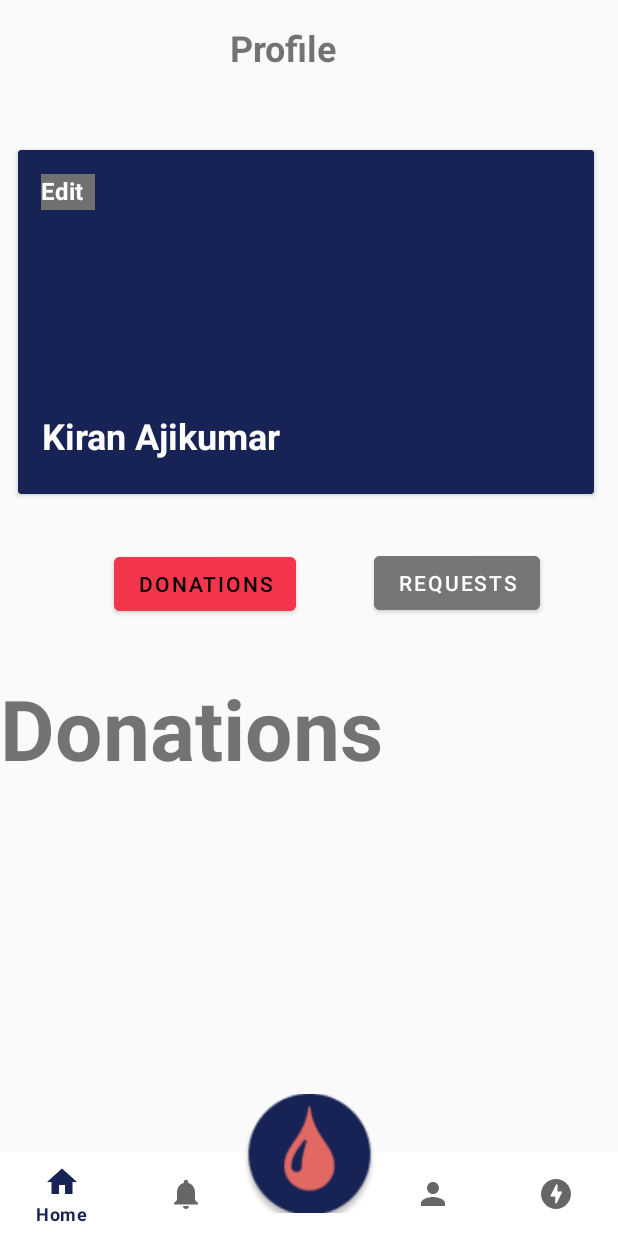
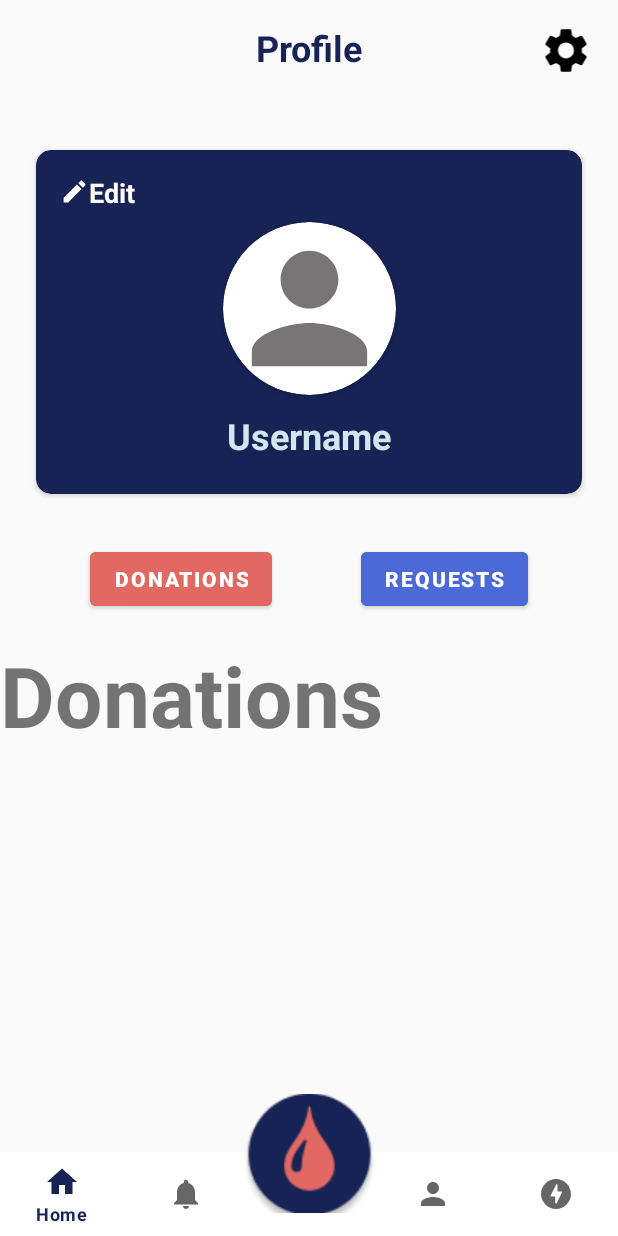
Before and after one commit to kiranajik/drops, an Android app: the fragment ProfileFragment placed in its activity, on a phone screen of 412 x 824 dp. Run offline under Robolectric (Android 15) with nearby library versions, the phone set to English and light mode, and no system bars; our stand-ins replace Firebase (no records; nobody signed in at launch, a user with empty details on screens opened directly).

Commit message:
Donation YES confirmation and some ui

```diff
--- a/app/src/main/java/co/kirel/drops/DonationSuccess.java
+++ b/app/src/main/java/co/kirel/drops/DonationSuccess.java
@@ -19,8 +19,8 @@ public class DonationSuccess extends AppCompatActivity {
             @Override
             public void run() {
                 // This method will be executed once the timer is over
-                Intent i = new Intent(DonationSuccess.this, hospital_home.class);
-                startActivity(i);
+//                Intent i = new Intent(DonationSuccess.this, hospital_home.class);
+//                startActivity(i);
                 finish();
             }
         }, 4000);
--- a/app/src/main/java/co/kirel/drops/HosOrgScanner.java
+++ b/app/src/main/java/co/kirel/drops/HosOrgScanner.java
@@ -103,6 +103,7 @@ public class HosOrgScanner extends Fragment {
         options.setBeepEnabled(true);
         options.setOrientationLocked(true);
         options.setCaptureActivity(ScannerActivity.class);
+        options.setBarcodeImageEnabled(true);
         barLauncher.launch(options);
     }
 
--- a/app/src/main/java/co/kirel/drops/ProfileFragment.java
+++ b/app/src/main/java/co/kirel/drops/ProfileFragment.java
@@ -4,24 +4,44 @@ import android.graphics.Color;
 import android.os.Bundle;
 
 
-
+import android.util.Log;
 import android.view.LayoutInflater;
 import android.view.View;
 import android.view.ViewGroup;
 import android.widget.Button;
+import android.widget.TextView;
 
+import androidx.annotation.NonNull;
 import androidx.fragment.app.Fragment;
 import androidx.fragment.app.FragmentManager;
 import androidx.fragment.app.FragmentTransaction;
 
-import co.kirel.drops.databinding.ActivityDonorHomeBinding;
+import com.google.android.gms.tasks.OnCompleteListener;
+import com.google.android.gms.tasks.Task;
+import com.google.firebase.firestore.DocumentReference;
+import com.google.firebase.firestore.DocumentSnapshot;
+import com.google.firebase.firestore.FirebaseFirestore;
 
 public class ProfileFragment extends Fragment {
     Button donation, request;
+    View view;
+    String pname;
+    FirebaseFirestore firestore;
+    TextView unamep;
 
-    View view;
+    public ProfileFragment() {
+        // Required empty public constructor
+    }
 
+    public static ProfileFragment newInstance(String param1, String param2) {
+        ProfileFragment profileFragment = new ProfileFragment();
+        return profileFragment;
+    }
 
+    @Override
+    public void onCreate(Bundle savedInstanceState) {
+        super.onCreate(savedInstanceState);
+    }
 
     @Override
     public View onCreateView(LayoutInflater inflater, ViewGroup container,
@@ -30,15 +50,41 @@ public class ProfileFragment extends Fragment {
         view = inflater.inflate(R.layout.fragment_profile, container, false);
         super.onCreate(savedInstanceState);
         replaceFragment(new DonationsFragment());
+
+        firestore=FirebaseFirestore.getInstance();
+
+        donor_home activity = (donor_home) getActivity();
+        String myEmail = activity.getMyData();
+
         donation = view.findViewById(R.id.donationbtn);
         request = view.findViewById(R.id.requestbtn);
+        unamep = view.findViewById(R.id.profileuname);
+
+        DocumentReference docRef = firestore.collection("Donor").document(myEmail);
+        docRef.get().addOnCompleteListener(new OnCompleteListener<DocumentSnapshot>() {
+            @Override
+            public void onComplete(@NonNull Task<DocumentSnapshot> task) {
+                if (task.isSuccessful()) {
+                    DocumentSnapshot document = task.getResult();
+                    if (document.exists()) {
+                        pname= document.getString("Name");
+                        unamep.setText(pname);
+                    } else {
+                        Log.d("error", "No such document");
+                    }
+                } else {
+                    Log.d("error", "get failed with ", task.getException());
+                }
+            }
+        });
+
         donation.setOnClickListener(new View.OnClickListener() {
             @Override
             public void onClick(View view) {
                 replaceFragment(new DonationsFragment());
-                donation.setBackgroundColor(Color.RED);
-                donation.setTextColor(Color.BLACK);
-                request.setBackgroundColor(Color.GRAY);
+                donation.setBackgroundColor(Color.parseColor("#E26864"));
+                donation.setTextColor(Color.WHITE);
+                request.setBackgroundColor(Color.parseColor("#4B69D7"));
                 request.setTextColor(Color.WHITE);
             }
 
@@ -47,9 +93,9 @@ public class ProfileFragment extends Fragment {
             @Override
             public void onClick(View view) {
                 replaceFragment(new RequestsFragment());
-                request.setBackgroundColor(Color.RED);
-                request.setTextColor(Color.BLACK);
-                donation.setBackgroundColor(Color.GRAY);
+                request.setBackgroundColor(Color.parseColor("#E26864"));
+                request.setTextColor(Color.WHITE);
+                donation.setBackgroundColor(Color.parseColor("#4B69D7"));
                 donation.setTextColor(Color.WHITE);
             }
         });
--- a/app/src/main/java/co/kirel/drops/new_Req.java
+++ b/app/src/main/java/co/kirel/drops/new_Req.java
@@ -72,7 +72,9 @@ public class new_Req extends AppCompatActivity {
                 int month = c.get(Calendar.MONTH);
                 int day = c.get(Calendar.DAY_OF_MONTH);
 
-                DatePickerDialog datePickerDialog = new DatePickerDialog(new_Req.this,new DatePickerDialog.OnDateSetListener() {
+                DatePickerDialog datePickerDialog =
+                        new DatePickerDialog(new_Req.this,
+                                new DatePickerDialog.OnDateSetListener() {
                             @Override
                             public void onDateSet(DatePicker view, int year,
                                                   int monthOfYear, int dayOfMonth) {
--- /dev/null
+++ b/app/src/main/res/drawable/ic_baseline_bloodtype_24.xml
@@ -0,0 +1,5 @@
+<vector android:height="24dp" android:tint="#CE1616"
+    android:viewportHeight="24" android:viewportWidth="24"
+    android:width="24dp" xmlns:android="http://schemas.android.com/apk/res/android">
+    <path android:fillColor="@android:color/white" android:pathData="M12,2c-5.33,4.55 -8,8.48 -8,11.8c0,4.98 3.8,8.2 8,8.2s8,-3.22 8,-8.2C20,10.48 17.33,6.55 12,2zM15,18H9v-2h6V18zM15,13h-2v2h-2v-2H9v-2h2V9h2v2h2V13z"/>
+</vector>
--- /dev/null
+++ b/app/src/main/res/drawable/ic_baseline_edit_24.xml
@@ -0,0 +1,5 @@
+<vector android:height="19dp" android:tint="#FFFFFF"
+    android:viewportHeight="24" android:viewportWidth="24"
+    android:width="19dp" xmlns:android="http://schemas.android.com/apk/res/android">
+    <path android:fillColor="@android:color/white" android:pathData="M3,17.25V21h3.75L17.81,9.94l-3.75,-3.75L3,17.25zM20.71,7.04c0.39,-0.39 0.39,-1.02 0,-1.41l-2.34,-2.34c-0.39,-0.39 -1.02,-0.39 -1.41,0l-1.83,1.83 3.75,3.75 1.83,-1.83z"/>
+</vector>
--- a/app/src/main/res/layout/activity_donor_signup.xml
+++ b/app/src/main/res/layout/activity_donor_signup.xml
@@ -118,7 +118,7 @@
         app:srcCompat="@drawable/google" />
 
     <TextView
-        android:id="@+id/textView6"
+        android:id="@+id/profileuname"
         android:layout_width="wrap_content"
         android:layout_height="wrap_content"
         android:layout_marginTop="620dp"
--- a/app/src/main/res/layout/activity_org_signup.xml
+++ b/app/src/main/res/layout/activity_org_signup.xml
@@ -117,7 +117,7 @@
         app:srcCompat="@drawable/facebook" />
 
     <TextView
-        android:id="@+id/textView6"
+        android:id="@+id/profileuname"
         android:layout_width="wrap_content"
         android:layout_height="wrap_content"
         android:layout_marginTop="636dp"
--- a/app/src/main/res/layout/fragment_profile.xml
+++ b/app/src/main/res/layout/fragment_profile.xml
@@ -7,7 +7,6 @@
     android:background="#FBFAFA"
     tools:context=".ProfileFragment">
 
-    <!-- TODO: Update blank fragment layout -->
     <androidx.constraintlayout.widget.ConstraintLayout
         android:layout_width="match_parent"
         android:layout_height="match_parent">
@@ -17,6 +16,8 @@
             android:layout_width="105dp"
             android:layout_height="33dp"
             android:text="Profile"
+            android:textAlignment="center"
+            android:textColor="@color/nd2_prim"
             android:textSize="24sp"
             android:textStyle="bold"
             app:layout_constraintBottom_toBottomOf="parent"
@@ -35,101 +36,124 @@
             app:layout_constraintStart_toStartOf="parent"
             app:layout_constraintTop_toTopOf="parent"
             app:layout_constraintVertical_bias="0.022"
-            tools:srcCompat="@tools:sample/avatars" />
+            android:src="@drawable/ic_baseline_settings_24"/>
 
         <androidx.cardview.widget.CardView
             android:id="@+id/cardView5"
-            android:layout_width="384dp"
+            android:layout_width="364dp"
             android:layout_height="229dp"
-            android:layout_marginStart="12dp"
             app:cardBackgroundColor="#172255"
             app:layout_constraintBottom_toBottomOf="parent"
+            app:layout_constraintEnd_toEndOf="parent"
             app:layout_constraintStart_toStartOf="parent"
             app:layout_constraintTop_toTopOf="parent"
-            app:layout_constraintVertical_bias="0.186">
+            app:layout_constraintVertical_bias="0.186"
+            app:cardCornerRadius="10dp">
 
             <androidx.constraintlayout.widget.ConstraintLayout
                 android:layout_width="match_parent"
                 android:layout_height="match_parent">
 
-                <ImageView
-                    android:id="@+id/imageView10"
-                    android:layout_width="221dp"
-                    android:layout_height="195dp"
-                    app:layout_constraintBottom_toBottomOf="parent"
-                    app:layout_constraintEnd_toEndOf="parent"
-                    app:layout_constraintHorizontal_bias="0.503"
-                    app:layout_constraintStart_toStartOf="parent"
-                    app:layout_constraintTop_toTopOf="parent"
-                    app:layout_constraintVertical_bias="1.0"
-                    tools:srcCompat="@tools:sample/avatars" />
 
                 <TextView
-                    android:id="@+id/textView6"
+                    android:id="@+id/profileuname"
                     android:layout_width="203dp"
                     android:layout_height="39dp"
-                    android:text="Kiran Ajikumar"
+                    android:hint="Username"
+                    android:textAlignment="center"
                     android:textColor="#FCFCFC"
+                    android:textColorHint="#D0E7ED"
                     android:textSize="24sp"
                     android:textStyle="bold"
                     app:layout_constraintBottom_toBottomOf="parent"
                     app:layout_constraintEnd_toEndOf="parent"
-                    app:layout_constraintHorizontal_bias="0.088"
+                    app:layout_constraintHorizontal_bias="0.503"
                     app:layout_constraintStart_toStartOf="parent"
                     app:layout_constraintTop_toTopOf="parent"
                     app:layout_constraintVertical_bias="0.915" />
 
                 <TextView
                     android:id="@+id/textView7"
-                    android:layout_width="36dp"
-                    android:layout_height="24dp"
-                    android:background="#717070"
+                    android:layout_width="88dp"
+                    android:layout_height="23dp"
+                    android:drawableLeft="@drawable/ic_baseline_edit_24"
                     android:text="Edit"
-                    android:textColor="#FCFCFC"
-                    android:textSize="16sp"
+                    android:textColor="@color/white"
+                    android:textSize="18sp"
                     android:textStyle="bold"
                     app:layout_constraintBottom_toBottomOf="parent"
                     app:layout_constraintEnd_toEndOf="parent"
-                    app:layout_constraintHorizontal_bias="0.045"
+                    app:layout_constraintHorizontal_bias="0.057"
                     app:layout_constraintStart_toStartOf="parent"
                     app:layout_constraintTop_toTopOf="parent"
-                    app:layout_constraintVertical_bias="0.078" />
+                    app:layout_constraintVertical_bias="0.077" />
+
+                <androidx.cardview.widget.CardView
+                    android:layout_width="115dp"
+                    android:layout_height="115dp"
+                    app:cardCornerRadius="100dp"
+                    app:layout_constraintBottom_toTopOf="@+id/profileuname"
+                    app:layout_constraintEnd_toEndOf="parent"
+                    app:layout_constraintStart_toStartOf="parent"
+                    app:layout_constraintTop_toTopOf="parent"
+                    app:layout_constraintVertical_bias="0.813"
+                    android:elevation="20dp">
+
+                    <ImageView
+                        android:id="@+id/imageView10"
+                        android:layout_width="match_parent"
+                        android:layout_height="match_parent"
+                        app:layout_constraintBottom_toBottomOf="parent"
+                        app:layout_constraintEnd_toEndOf="parent"
+                        app:layout_constraintHorizontal_bias="0.503"
+                        app:layout_constraintStart_toStartOf="parent"
+                        app:layout_constraintTop_toTopOf="parent"
+                        app:layout_constraintVertical_bias="1.0"
+                        android:src="@drawable/ic_baseline_person_24"
+                        android:tint="@color/grey"/>
+
+                </androidx.cardview.widget.CardView>
+
             </androidx.constraintlayout.widget.ConstraintLayout>
         </androidx.cardview.widget.CardView>
 
         <FrameLayout
             android:id="@+id/frameLayout"
             android:layout_width="410dp"
-            android:layout_height="320dp"
+            android:layout_height="342dp"
             app:layout_constraintBottom_toBottomOf="parent"
+            app:layout_constraintEnd_toEndOf="parent"
+            app:layout_constraintHorizontal_bias="0.0"
             app:layout_constraintStart_toStartOf="parent">
-
         </FrameLayout>
 
         <Button
             android:id="@+id/donationbtn"
             android:layout_width="wrap_content"
             android:layout_height="wrap_content"
-            android:layout_marginStart="76dp"
-            android:backgroundTint="#F4364C"
+            android:backgroundTint="@color/prim"
             android:text="Donations"
-            android:textColor="@color/black"
+            android:textColor="@color/white"
+            android:textStyle="bold"
             app:layout_constraintBottom_toTopOf="@+id/frameLayout"
+            app:layout_constraintEnd_toStartOf="@+id/requestbtn"
             app:layout_constraintStart_toStartOf="parent"
             app:layout_constraintTop_toBottomOf="@+id/cardView5"
-            app:layout_constraintVertical_bias="0.512" />
+            app:layout_constraintVertical_bias="0.671" />
 
         <Button
             android:id="@+id/requestbtn"
             android:layout_width="wrap_content"
             android:layout_height="wrap_content"
-            android:backgroundTint="@color/grey"
+            android:backgroundTint="@color/ho_bg"
             android:text="Requests"
             android:textColor="@color/white"
+            android:textStyle="bold"
             app:layout_constraintBottom_toTopOf="@+id/frameLayout"
             app:layout_constraintEnd_toEndOf="parent"
             app:layout_constraintStart_toEndOf="@+id/donationbtn"
-            app:layout_constraintTop_toBottomOf="@+id/cardView5" />
+            app:layout_constraintTop_toBottomOf="@+id/cardView5"
+            app:layout_constraintVertical_bias="0.671" />
 
 
     </androidx.constraintlayout.widget.ConstraintLayout>
--- a/app/src/main/res/values/colors.xml
+++ b/app/src/main/res/values/colors.xml
@@ -13,6 +13,4 @@
     <color name="grey">#777575</color>
     <color name="red">#F4364C</color>
     <color name="donationcardbg">#DEE6F4</color>
-
-
 </resources>
```
Also changed, not shown: app/src/main/java/co/kirel/drops/DonationQr.java (+33 -26 lines), app/src/main/java/co/kirel/drops/HomeFragment.java (+0 -27 lines), app/src/main/res/drawable/dialog_bg.xml (added, +15 -0 lines), app/src/main/res/layout/dntn_dialog.xml (added, +64 -0 lines).
